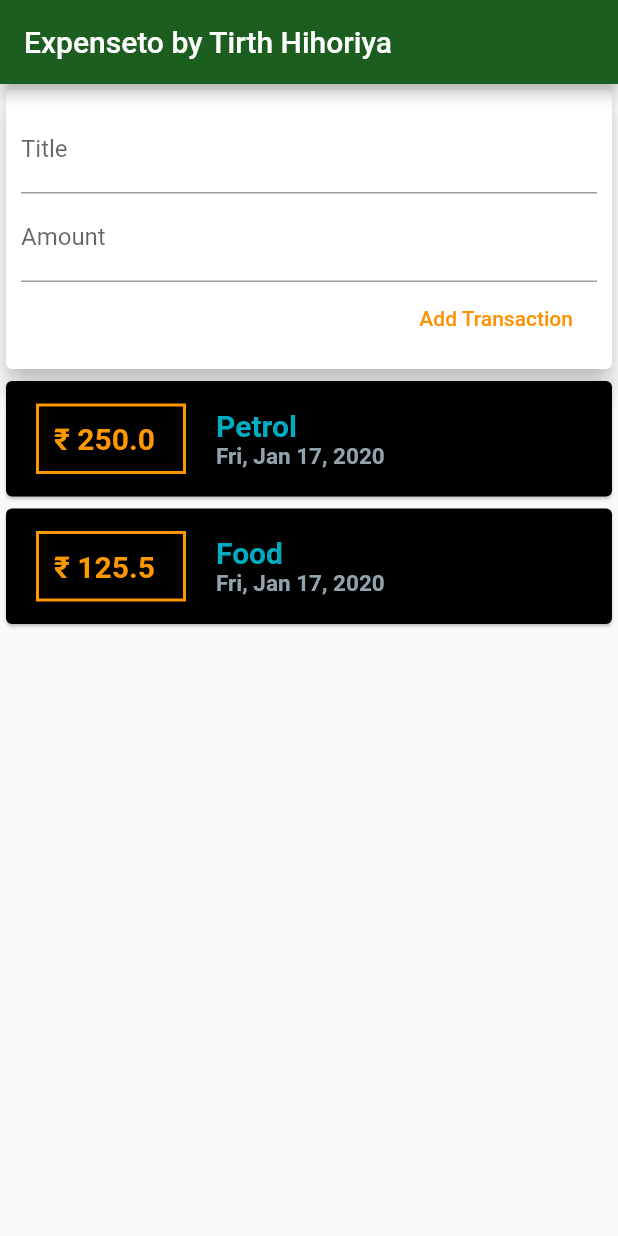
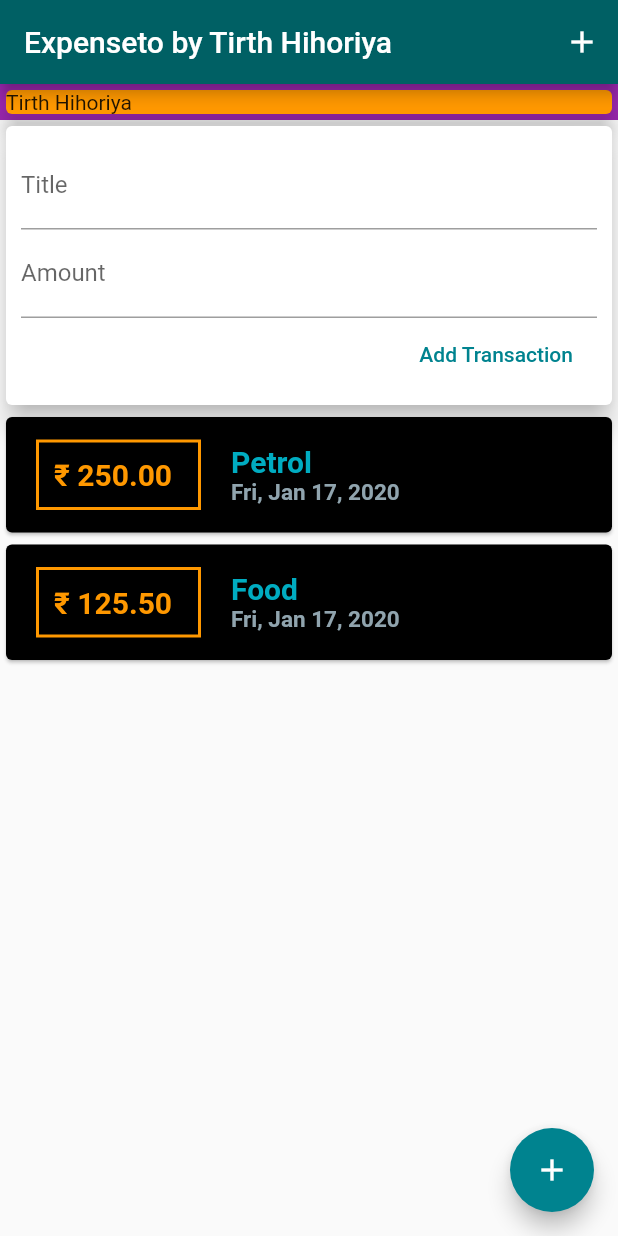
Before and after one commit to tirth-hihoriya/Flutter_app_development, a Flutter app: the screen it shows after launch, after a tap on "Add Transaction", on a phone screen of 412 x 824 dp. Run offline on Flutter 3.47's test engine with Material 2 defaults, Android fonts, the phone set to English and light mode, and no system bars.

Commit message:
floating button added

```diff
--- /dev/null
+++ b/calc/lib/main.dart
@@ -0,0 +1,111 @@
+import 'package:flutter/material.dart';
+
+void main() => runApp(MyApp());
+
+class MyApp extends StatelessWidget {
+  // This widget is the root of your application.
+  @override
+  Widget build(BuildContext context) {
+    return MaterialApp(
+      title: 'Flutter Demo',
+      theme: ThemeData(
+        // This is the theme of your application.
+        //
+        // Try running your application with "flutter run". You'll see the
+        // application has a blue toolbar. Then, without quitting the app, try
+        // changing the primarySwatch below to Colors.green and then invoke
+        // "hot reload" (press "r" in the console where you ran "flutter run",
+        // or simply save your changes to "hot reload" in a Flutter IDE).
+        // Notice that the counter didn't reset back to zero; the application
+        // is not restarted.
+        primarySwatch: Colors.blue,
+      ),
+      home: MyHomePage(title: 'Flutter Demo Home Page'),
+    );
+  }
+}
+
+class MyHomePage extends StatefulWidget {
+  MyHomePage({Key key, this.title}) : super(key: key);
+
+  // This widget is the home page of your application. It is stateful, meaning
+  // that it has a State object (defined below) that contains fields that affect
+  // how it looks.
+
+  // This class is the configuration for the state. It holds the values (in this
+  // case the title) provided by the parent (in this case the App widget) and
+  // used by the build method of the State. Fields in a Widget subclass are
+  // always marked "final".
+
+  final String title;
+
+  @override
+  _MyHomePageState createState() => _MyHomePageState();
+}
+
+class _MyHomePageState extends State<MyHomePage> {
+  int _counter = 0;
+
+  void _incrementCounter() {
+    setState(() {
+      // This call to setState tells the Flutter framework that something has
+      // changed in this State, which causes it to rerun the build method below
+      // so that the display can reflect the updated values. If we changed
+      // _counter without calling setState(), then the build method would not be
+      // called again, and so nothing would appear to happen.
+      _counter++;
+    });
+  }
+
+  @override
+  Widget build(BuildContext context) {
+    // This method is rerun every time setState is called, for instance as done
+    // by the _incrementCounter method above.
+    //
+    // The Flutter framework has been optimized to make rerunning build methods
+    // fast, so that you can just rebuild anything that needs updating rather
+    // than having to individually change instances of widgets.
+    return Scaffold(
+      appBar: AppBar(
+        // Here we take the value from the MyHomePage object that was created by
+        // the App.build method, and use it to set our appbar title.
+        title: Text(widget.title),
+      ),
+      body: Center(
+        // Center is a layout widget. It takes a single child and positions it
+        // in the middle of the parent.
+        child: Column(
+          // Column is also a layout widget. It takes a list of children and
+          // arranges them vertically. By default, it sizes itself to fit its
+          // children horizontally, and tries to be as tall as its parent.
+          //
+          // Invoke "debug painting" (press "p" in the console, choose the
+          // "Toggle Debug Paint" action from the Flutter Inspector in Android
+          // Studio, or the "Toggle Debug Paint" command in Visual Studio Code)
+          // to see the wireframe for each widget.
+          //
+          // Column has various properties to control how it sizes itself and
+          // how it positions its children. Here we use mainAxisAlignment to
+          // center the children vertically; the main axis here is the vertical
+          // axis because Columns are vertical (the cross axis would be
+          // horizontal).
+          mainAxisAlignment: MainAxisAlignment.center,
+          children: <Widget>[
+            Text(
+              'You have pushed the button this many times:',
+            ),
+            Text(
+              '$_counter',
+              style: Theme.of(context).textTheme.display1,
+            ),
+          ],
+        ),
+      ),
+      floatingActionButton: FloatingActionButton(
+        onPressed: _incrementCounter,
+        tooltip: 'Increment',
+        child: Icon(Icons.add),
+      ), // This trailing comma makes auto-formatting nicer for build methods.
+    );
+  }
+}
--- a/expenseto/lib/main.dart
+++ b/expenseto/lib/main.dart
@@ -1,8 +1,5 @@
-
 import 'package:flutter/material.dart';
 import './widgets/user_transaction.dart';
-
-
 
 void main() => runApp(MyApp());
 
@@ -10,7 +7,7 @@ class MyApp extends StatelessWidget {
   @override
   Widget build(BuildContext context) {
     return MaterialApp(
-      darkTheme: ThemeData.dark(),
+      darkTheme: ThemeData.light(),
       title: 'Flutter App',
       home: MyHomePage(),
     );
@@ -18,7 +15,6 @@ class MyApp extends StatelessWidget {
 }
 
 class MyHomePage extends StatelessWidget {
-
   // String titleInput;
   // String amountInput;
 
@@ -28,31 +24,44 @@ class MyHomePage extends StatelessWidget {
   @override
   Widget build(BuildContext context) {
     return Scaffold(
-        // backgroundColor: Colors.black,
+      //  backgroundColor: Colors.black,
       appBar: AppBar(
-          backgroundColor: Colors.green[900],
+        backgroundColor: Colors.cyan[900],
         title: Text('Expenseto by Tirth Hihoriya'),
+        actions: <Widget>[
+          IconButton(
+            icon: Icon(
+              Icons.add,
+              color: Colors.white,
             ),
-        body:
-        //  SingleChildScrollView(
-        //           child:
-                  Column(
-            //mainAxisAlignment: MainAxisAlignment.spaceEvenly,
+            onPressed: () {},
+          )
+        ],
+      ),
+      body: SingleChildScrollView(
+        child: Column(
+          mainAxisAlignment: MainAxisAlignment.spaceEvenly,
           crossAxisAlignment: CrossAxisAlignment.stretch,
           children: <Widget>[
-              // Container(
-              //   width: double.infinity,
-              //   color: Colors.purple,
-              //   child: Card(
-              //     color: Colors.orange,
-              //     child: Text('Tirth Hihoriya'),
-              //     elevation: 7,
-              //   ),
-              //),
+            Container(
+              width: double.infinity,
+              color: Colors.purple,
+              child: Card(
+                color: Colors.orange,
+                child: Text('Tirth Hihoriya'),
+                elevation: 7,
+              ),
+            ),
             UserTransactions(),
           ],
         ),
+      ),
+      floatingActionButtonLocation: FloatingActionButtonLocation.endFloat ,
+      floatingActionButton: FloatingActionButton(
+        child: Icon(Icons.add),
+        onPressed: () {},
+        backgroundColor: Colors.cyan[800],
+      ),
     );
-       // );
   }
 }
--- a/expenseto/lib/widgets/new_transaction.dart
+++ b/expenseto/lib/widgets/new_transaction.dart
@@ -7,6 +7,17 @@ class NewTransaction extends StatelessWidget {
   final Function addTx;
 
   NewTransaction(this.addTx);
+
+  void submitData() {
+    final enterdTitle = titleController.text;
+    final enteredAmount = double.parse(amountController.text);
+
+    if (enteredAmount <= 0 || enterdTitle.isEmpty) {
+      return;
+    }
+
+    addTx(enterdTitle, enteredAmount); // print(amountInput);
+  }
 
   @override
   Widget build(BuildContext context) {
@@ -21,6 +32,7 @@ class NewTransaction extends StatelessWidget {
               autocorrect: true,
               decoration: InputDecoration(labelText: 'Title'),
               controller: titleController,
+              onSubmitted: (_) => submitData(),
               // onChanged: (val) {
               //   titleInput = val;
               // },
@@ -28,6 +40,9 @@ class NewTransaction extends StatelessWidget {
             TextField(
               decoration: InputDecoration(labelText: 'Amount'),
               controller: amountController,
+              keyboardType: TextInputType.number,
+              onSubmitted: (_) =>
+                  submitData(), // `_` indicated that i don't care of parameter
               // onChanged: (val) => amountInput = val,
             ),
             FlatButton(
@@ -35,10 +50,9 @@ class NewTransaction extends StatelessWidget {
               onPressed: () {
                 print(titleController.text); // print(titleInput);
                 print(amountController.text);
-                addTx( titleController.text,
-                    double.parse(amountController.text)); // print(amountInput);
+                submitData();
               },
-              textColor: Colors.orangeAccent[400],
+              textColor: Colors.cyan[800],
             ),
           ],
         ),
--- a/expenseto/lib/widgets/transaction_list.dart
+++ b/expenseto/lib/widgets/transaction_list.dart
@@ -20,7 +20,7 @@ class TransactionList extends StatelessWidget {
               child: Row(
                 children: <Widget>[
                   Container(
-                    width: 100,
+                    width: 110,
                     margin: EdgeInsets.symmetric(vertical: 15, horizontal: 20),
                     decoration: BoxDecoration(
                         border: Border.all(
@@ -29,7 +29,7 @@ class TransactionList extends StatelessWidget {
                     )),
                     padding: EdgeInsets.all(10),
                     child: Text(
-                      '₹ ${transactions[index].amount}', // '₹ ' + tx.amount
+                      '₹ ${transactions[index].amount.toStringAsFixed(2)}', // '₹ ' + tx.amount
                       style: TextStyle(
                           fontWeight: FontWeight.bold,
                           fontSize: 20,
--- a/expenseto/lib/widgets/user_transaction.dart
+++ b/expenseto/lib/widgets/user_transaction.dart
@@ -25,8 +25,8 @@ class _UserTransactionsState extends State<UserTransactions> {
     ),
   ];
 
-  void _addNewTransaction(String tx_title, double tx_amount) {
-    final newTx = Transaction(title: tx_title, amount: tx_amount, date: DateTime.now(),
+  void _addNewTransaction(String txTitle, double txAmount) {
+    final newTx = Transaction(title: txTitle, amount: txAmount, date: DateTime.now(),
     id: DateTime.now().toString());
 
     setState(()
```
Also changed, not shown: calc/pubspec.yaml (added, +72 -0 lines), calc/pubspec.lock (added), 55 other files. Lines whose indentation alone changed are shown as unchanged.
